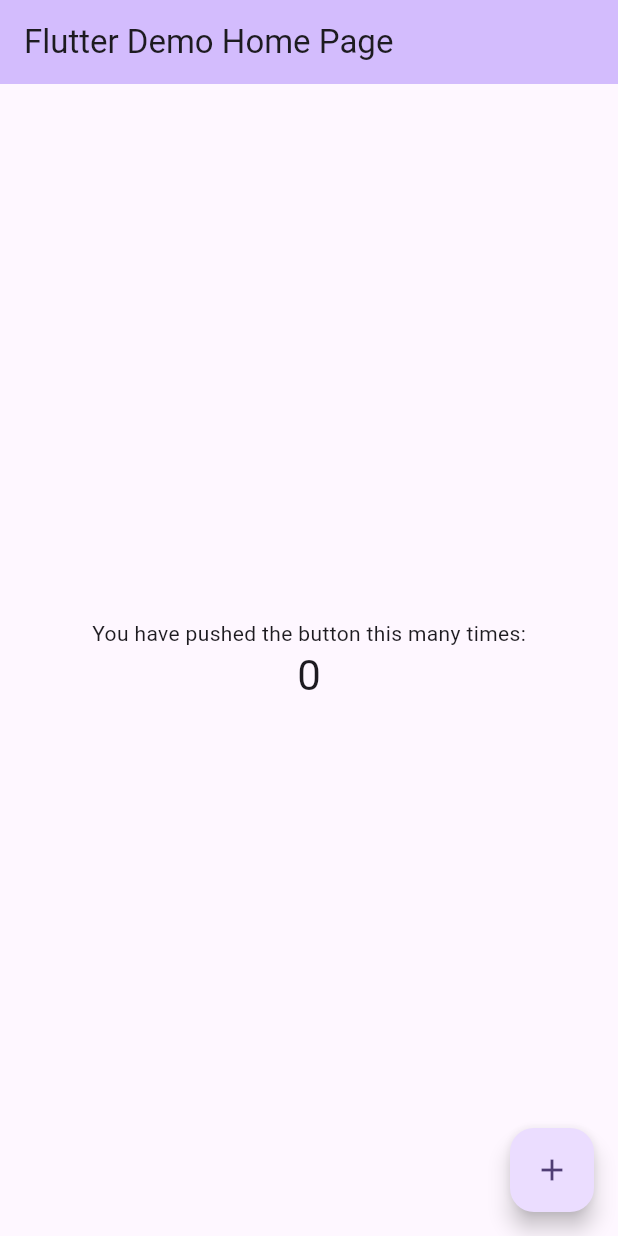
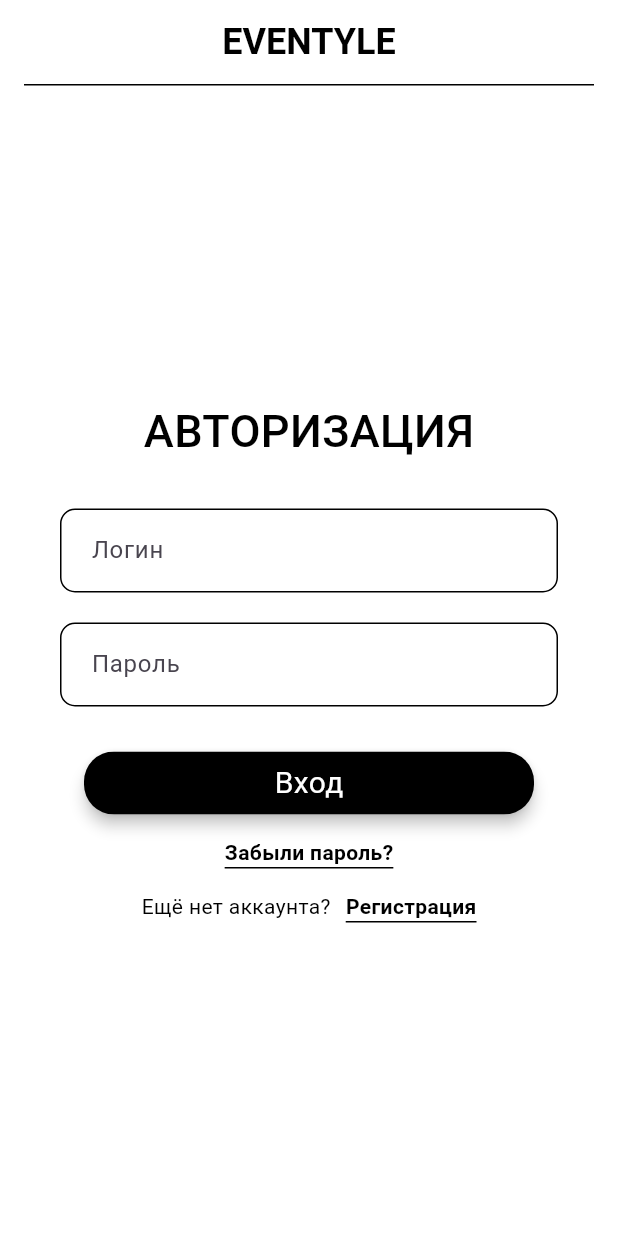
Before and after one commit to EFIIIIMOV/eventyle_app, a Flutter app: the screen it shows after launch, on a phone screen of 412 x 824 dp. Run offline on Flutter 3.47's test engine with Material 3 defaults, Android fonts, the phone set to English and light mode, and no system bars.

Commit message:
auth and reg view

```diff
--- /dev/null
+++ b/lib/constants/theme/colors.dart
@@ -0,0 +1,17 @@
+import 'package:flutter/material.dart';
+
+class AppColors {
+  //background
+  static const Color viewBackgroundColor = Color(0xFFFFFFFF);
+  static const Color appBarBackgroundColor = Color(0xFFFFFFFF);
+
+  //text
+  static const Color buttonTextColor = Color(0xFFFFFFFF);
+  static const Color commonTextColor = Color(0xFF000000);
+  static const Color appBarTextColor = Color(0xFF000000);
+
+  //button
+  static const Color buttonColor = Color(0xFF000000);
+
+  static const Color dividerColor = Color(0xFF000000);
+}
--- /dev/null
+++ b/lib/constants/theme/fonts.dart
@@ -0,0 +1,27 @@
+import 'package:eventyle_app/constants/theme/colors.dart';
+import 'package:flutter/material.dart';
+
+class AppFonts {
+  static const TextStyle appBarTextStyle = TextStyle(
+    fontSize: 24,
+    fontWeight: FontWeight.bold,
+    color: AppColors.appBarTextColor,
+  );
+
+  static const TextStyle signTitleTextStyle = TextStyle(
+    fontSize: 30,
+    fontWeight: FontWeight.w500,
+    color: AppColors.appBarTextColor,
+  );
+
+  static const TextStyle buttonTextStyle = TextStyle(
+    fontSize: 20,
+    fontWeight: FontWeight.normal,
+    color: AppColors.buttonTextColor,
+  );
+
+  static const TextStyle bodyTextStyle = TextStyle(
+    fontSize: 16,
+    color: Colors.black,
+  );
+}
--- /dev/null
+++ b/lib/constants/widgets/app_bar_widget.dart
@@ -0,0 +1,36 @@
+import 'package:eventyle_app/constants/theme/fonts.dart';
+import 'package:flutter/material.dart';
+import '../theme/colors.dart';
+
+class CustomAppBar extends StatelessWidget implements PreferredSizeWidget {
+  final String title;
+
+  const CustomAppBar({super.key, required this.title});
+
+  @override
+  Widget build(BuildContext context) {
+    return Column(
+      children: [
+        AppBar(
+          title: Text(
+            title,
+            style: AppFonts.appBarTextStyle,
+          ),
+          centerTitle: true,
+          backgroundColor: AppColors.appBarBackgroundColor,
+          elevation: 0,
+        ),
+        const Padding(
+          padding: EdgeInsets.only(left: 16, right: 16),
+          child: Divider(
+            height: 1,
+            color: AppColors.dividerColor, // Цвет полоски
+          ),
+        ),
+      ],
+    );
+  }
+
+  @override
+  Size get preferredSize => const Size.fromHeight(kToolbarHeight + 1);
+}
--- /dev/null
+++ b/lib/features/auth/presentation/view/sign_in_view.dart
@@ -0,0 +1,51 @@
+import 'package:eventyle_app/constants/theme/fonts.dart';
+import 'package:eventyle_app/features/auth/presentation/widgets/custom_text_field.dart';
+import 'package:eventyle_app/features/auth/presentation/widgets/forgot_password.dart';
+import 'package:eventyle_app/features/auth/presentation/widgets/sign_button.dart';
+import 'package:eventyle_app/features/auth/presentation/widgets/sign_up_text_button.dart';
+import 'package:flutter/material.dart';
+import '../../../../constants/theme/colors.dart';
+import '../../../../constants/widgets/app_bar_widget.dart';
+
+class SignInView extends StatelessWidget {
+  SignInView({super.key});
+
+  final _loginController = TextEditingController();
+  final _passwordController = TextEditingController();
+
+  @override
+  Widget build(BuildContext context) {
+    return Scaffold(
+      backgroundColor: AppColors.viewBackgroundColor,
+      appBar: const CustomAppBar(title: 'EVENTYLE'),
+      body: Center(
+        child: Column(
+          mainAxisAlignment: MainAxisAlignment.center,
+          children: [
+            const Text(
+              "АВТОРИЗАЦИЯ",
+              style: AppFonts.signTitleTextStyle,
+            ),
+            const SizedBox(height: 30),
+            CustomTextField(controller: _loginController, hintText: "Логин"),
+            const SizedBox(height: 20),
+            CustomTextField(
+                controller: _passwordController, hintText: "Пароль"),
+            const SizedBox(height: 30),
+            SignInButton(onPressed: () {}, text: "Вход"),
+            const SizedBox(height: 15),
+            ForgotPassword(onPressed: () {}),
+            const SizedBox(height: 15),
+            SignUpTextButton(
+              onPressed: () {
+                Navigator.pushReplacementNamed(context, '/signUp');
+              },
+              signTitle: 'Регистрация',
+              signQuestionTitle: 'Ещё нет аккаунта?',
+            ),
+          ],
+        ),
+      ),
+    );
+  }
+}
--- /dev/null
+++ b/lib/features/auth/presentation/view/sign_up_view.dart
@@ -0,0 +1,46 @@
+import 'package:eventyle_app/constants/theme/fonts.dart';
+import 'package:eventyle_app/features/auth/presentation/widgets/custom_text_field.dart';
+import 'package:eventyle_app/features/auth/presentation/widgets/forgot_password.dart';
+import 'package:eventyle_app/features/auth/presentation/widgets/sign_button.dart';
+import 'package:eventyle_app/features/auth/presentation/widgets/sign_up_text_button.dart';
+import '../../../../constants/theme/colors.dart';
+import '../../../../constants/widgets/app_bar_widget.dart';
+import 'package:flutter/material.dart';
+
+class SignUpView extends StatelessWidget {
+  SignUpView({super.key});
+
+  final _loginController = TextEditingController();
+  final _passwordController = TextEditingController();
+
+  @override
+  Widget build(BuildContext context) {
+    return Scaffold(
+      backgroundColor: AppColors.viewBackgroundColor,
+      appBar: const CustomAppBar(title: 'EVENTYLE'),
+      body: Center(
+        child: Column(
+          mainAxisAlignment: MainAxisAlignment.center,
+          children: [
+            const Text(
+              "РЕГИСТРАЦИЯ",
+              style: AppFonts.signTitleTextStyle,
+            ),
+            const SizedBox(height: 30),
+            CustomTextField(controller: _loginController, hintText: "Логин"),
+            const SizedBox(height: 20),
+            CustomTextField(
+                controller: _passwordController, hintText: "Пароль"),
+            const SizedBox(height: 20),
+            CustomTextField(
+                controller: _passwordController, hintText: "Повторить пароль"),
+            const SizedBox(height: 30),
+            SignInButton(onPressed: () {}, text: "Зарегистрироваться"),
+            const SizedBox(height: 15),
+            SignUpTextButton(onPressed: () {Navigator.pushReplacementNamed(context, '/');}, signTitle: 'Вход', signQuestionTitle: 'Уже есть аккаунт?',),
+          ],
+        ),
+      ),
+    );
+  }
+}
--- /dev/null
+++ b/lib/features/auth/presentation/widgets/custom_text_field.dart
@@ -0,0 +1,33 @@
+import 'package:flutter/material.dart';
+
+import '../../../../../../constants/theme/colors.dart';
+
+class CustomTextField extends StatelessWidget {
+  final TextEditingController controller;
+  final String hintText;
+
+  const CustomTextField(
+      {super.key, required this.controller, required this.hintText});
+
+  @override
+  Widget build(BuildContext context) {
+    return Padding(
+      padding: const EdgeInsets.symmetric(horizontal: 40),
+      child: Container(
+        decoration: BoxDecoration(
+          borderRadius: BorderRadius.circular(10.0), // Закругленные углы
+          border: Border.all(color: AppColors.appBarTextColor), // Цвет границы
+        ),
+        child: TextField(
+          controller: controller,
+          decoration: InputDecoration(
+            contentPadding:
+                const EdgeInsets.symmetric(vertical: 15.0, horizontal: 20.0),
+            hintText: hintText,
+            border: InputBorder.none,
+          ),
+        ),
+      ),
+    );
+  }
+}
--- /dev/null
+++ b/lib/features/auth/presentation/widgets/forgot_password.dart
@@ -0,0 +1,33 @@
+import 'package:eventyle_app/constants/theme/colors.dart';
+import 'package:flutter/material.dart';
+
+class ForgotPassword extends StatelessWidget {
+  final VoidCallback onPressed;
+
+  const ForgotPassword({super.key, required this.onPressed});
+
+  @override
+  Widget build(BuildContext context) {
+    return InkWell(
+      onTap: onPressed,
+      child: Container(
+        padding: const EdgeInsets.only(top: 0),
+        decoration: const BoxDecoration(
+          border: Border(
+            bottom: BorderSide(
+              color: AppColors.commonTextColor,
+              width: 1.0,
+            ),
+          ),
+        ),
+        child: const Text(
+          'Забыли пароль?',
+          style: TextStyle(
+            color: AppColors.commonTextColor,
+            fontWeight: FontWeight.bold,
+          ),
+        ),
+      ),
+    );
+  }
+}
--- /dev/null
+++ b/lib/features/auth/presentation/widgets/sign_button.dart
@@ -0,0 +1,39 @@
+import 'package:eventyle_app/constants/theme/fonts.dart';
+import 'package:flutter/material.dart';
+
+import '../../../../../../constants/theme/colors.dart';
+
+class SignInButton extends StatelessWidget {
+  final VoidCallback onPressed;
+  final String text;
+
+  const SignInButton({super.key, required this.onPressed, required this.text});
+
+  @override
+  Widget build(BuildContext context) {
+    return Material(
+      borderRadius: BorderRadius.circular(20.0),
+      elevation: 4.0,
+      color: Colors.transparent, // Прозрачный цвет, чтобы не перекрывать эффект Ink
+      child: Ink(
+        decoration: BoxDecoration(
+          color: AppColors.buttonColor,
+          borderRadius: BorderRadius.circular(20.0),
+        ),
+        child: InkWell(
+          onTap: onPressed,
+          borderRadius: BorderRadius.circular(20.0),
+          child: Container(
+            width: 300.0,
+            height: 42.0,
+            alignment: Alignment.center,
+            child: Text(
+              text,
+              style: AppFonts.buttonTextStyle,
+            ),
+          ),
+        ),
+      ),
+    );
+  }
+}
--- /dev/null
+++ b/lib/features/auth/presentation/widgets/sign_up_text_button.dart
@@ -0,0 +1,51 @@
+import 'package:eventyle_app/constants/theme/colors.dart';
+import 'package:flutter/material.dart';
+
+class SignUpTextButton extends StatelessWidget {
+  final VoidCallback onPressed;
+  final String signQuestionTitle;
+  final String signTitle;
+
+  const SignUpTextButton(
+      {super.key,
+      required this.onPressed,
+      required this.signTitle,
+      required this.signQuestionTitle});
+
+  @override
+  Widget build(BuildContext context) {
+    return Row(
+      mainAxisAlignment: MainAxisAlignment.center,
+      children: [
+        Text(
+          signQuestionTitle,
+          style: TextStyle(
+            color: AppColors.commonTextColor,
+          ),
+        ),
+        const SizedBox(width: 10),
+        InkWell(
+          onTap: onPressed,
+          child: Container(
+            padding: const EdgeInsets.only(bottom: 0),
+            decoration: const BoxDecoration(
+              border: Border(
+                bottom: BorderSide(
+                  color: AppColors.commonTextColor,
+                  width: 1.0,
+                ),
+              ),
+            ),
+            child: Text(
+              signTitle,
+              style: TextStyle(
+                color: AppColors.commonTextColor,
+                fontWeight: FontWeight.bold,
+              ),
+            ),
+          ),
+        ),
+      ],
+    );
+  }
+}
--- a/lib/main.dart
+++ b/lib/main.dart
@@ -1,4 +1,6 @@
 import 'package:flutter/material.dart';
+import '/features/auth/presentation/view/sign_in_view.dart';
+import 'features/auth/presentation/view/sign_up_view.dart';
 
 void main() {
   runApp(const MyApp());
@@ -7,119 +9,14 @@
 class MyApp extends StatelessWidget {
   const MyApp({super.key});
 
-  // This widget is the root of your application.
   @override
   Widget build(BuildContext context) {
     return MaterialApp(
-      title: 'Flutter Demo',
-      theme: ThemeData(
-        // This is the theme of your application.
-        //
-        // TRY THIS: Try running your application with "flutter run". You'll see
-        // the application has a purple toolbar. Then, without quitting the app,
-        // try changing the seedColor in the colorScheme below to Colors.green
-        // and then invoke "hot reload" (save your changes or press the "hot
-        // reload" button in a Flutter-supported IDE, or press "r" if you used
-        // the command line to start the app).
-        //
-        // Notice that the counter didn't reset back to zero; the application
-        // state is not lost during the reload. To reset the state, use hot
-        // restart instead.
-        //
-        // This works for code too, not just values: Most code changes can be
-        // tested with just a hot reload.
-        colorScheme: ColorScheme.fromSeed(seedColor: Colors.deepPurple),
-        useMaterial3: true,
-      ),
-      home: const MyHomePage(title: 'Flutter Demo Home Page'),
+      routes: {
+        '/': (context) => SignInView(),
+        '/signUp': (context) => SignUpView(),
+      },
+      debugShowCheckedModeBanner: false,
     );
   }
 }
-
-class MyHomePage extends StatefulWidget {
-  const MyHomePage({super.key, required this.title});
-
-  // This widget is the home page of your application. It is stateful, meaning
-  // that it has a State object (defined below) that contains fields that affect
-  // how it looks.
-
-  // This class is the configuration for the state. It holds the values (in this
-  // case the title) provided by the parent (in this case the App widget) and
-  // used by the build method of the State. Fields in a Widget subclass are
-  // always marked "final".
-
-  final String title;
-
-  @override
-  State<MyHomePage> createState() => _MyHomePageState();
-}
-
-class _MyHomePageState extends State<MyHomePage> {
-  int _counter = 0;
-
-  void _incrementCounter() {
-    setState(() {
-      // This call to setState tells the Flutter framework that something has
-      // changed in this State, which causes it to rerun the build method below
-      // so that the display can reflect the updated values. If we changed
-      // _counter without calling setState(), then the build method would not be
-      // called again, and so nothing would appear to happen.
-      _counter++;
-    });
-  }
-
-  @override
-  Widget build(BuildContext context) {
-    // This method is rerun every time setState is called, for instance as done
-    // by the _incrementCounter method above.
-    //
-    // The Flutter framework has been optimized to make rerunning build methods
-    // fast, so that you can just rebuild anything that needs updating rather
-    // than having to individually change instances of widgets.
-    return Scaffold(
-      appBar: AppBar(
-        // TRY THIS: Try changing the color here to a specific color (to
-        // Colors.amber, perhaps?) and trigger a hot reload to see the AppBar
-        // change color while the other colors stay the same.
-        backgroundColor: Theme.of(context).colorScheme.inversePrimary,
-        // Here we take the value from the MyHomePage object that was created by
-        // the App.build method, and use it to set our appbar title.
-        title: Text(widget.title),
-      ),
-      body: Center(
-        // Center is a layout widget. It takes a single child and positions it
-        // in the middle of the parent.
-        child: Column(
-          // Column is also a layout widget. It takes a list of children and
-          // arranges them vertically. By default, it sizes itself to fit its
-          // children horizontally, and tries to be as tall as its parent.
-          //
-          // Column has various properties to control how it sizes itself and
-          // how it positions its children. Here we use mainAxisAlignment to
-          // center the children vertically; the main axis here is the vertical
-          // axis because Columns are vertical (the cross axis would be
-          // horizontal).
-          //
-          // TRY THIS: Invoke "debug painting" (choose the "Toggle Debug Paint"
-          // action in the IDE, or press "p" in the console), to see the
-          // wireframe for each widget.
-          mainAxisAlignment: MainAxisAlignment.center,
-          children: <Widget>[
-            const Text(
-              'You have pushed the button this many times:',
-            ),
-            Text(
-              '$_counter',
-              style: Theme.of(context).textTheme.headlineMedium,
-            ),
-          ],
-        ),
-      ),
-      floatingActionButton: FloatingActionButton(
-        onPressed: _incrementCounter,
-        tooltip: 'Increment',
-        child: const Icon(Icons.add),
-      ), // This trailing comma makes auto-formatting nicer for build methods.
-    );
-  }
-}
```
Also changed, not shown: lib/constants/widgets/bottom_bar_widget.dart (added).
